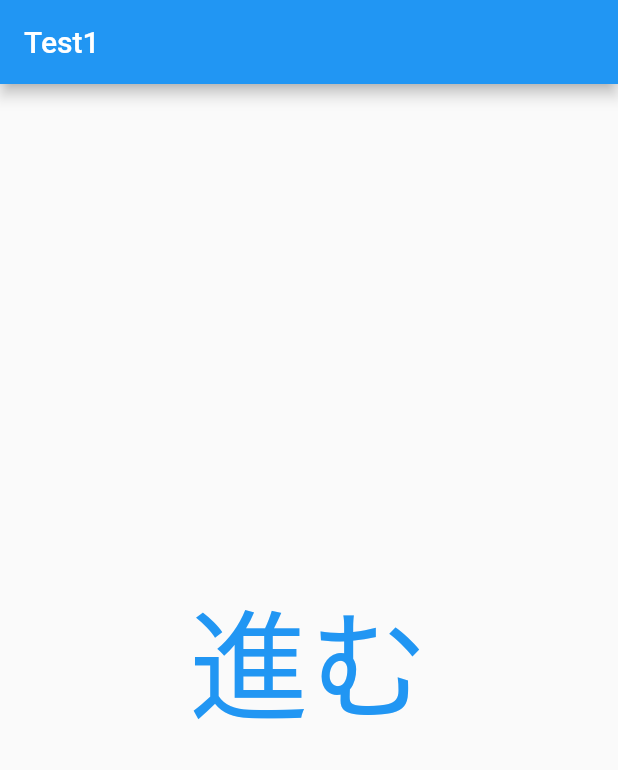
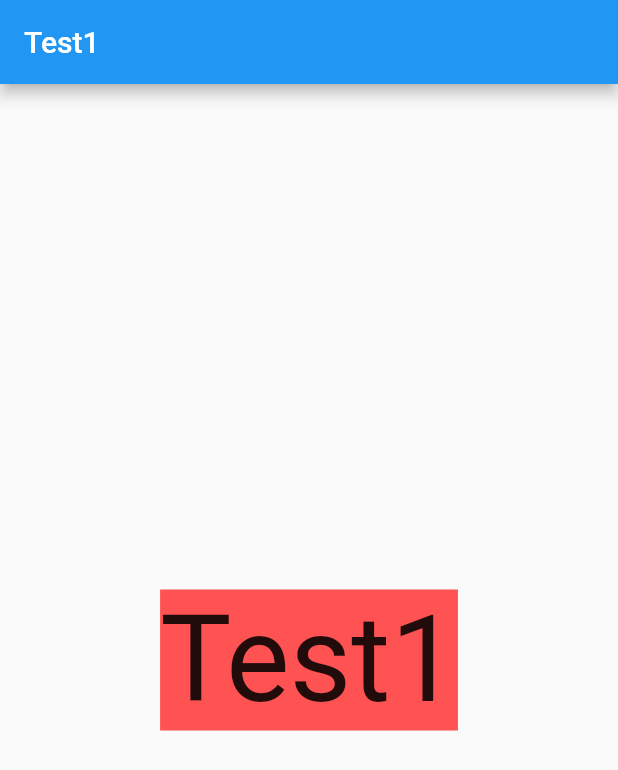
Before and after one commit to zEttOn86/test-flutter, a Flutter app: the screen it shows after launch, on a phone screen of 412 x 824 dp. Shown: the top 770 px of the screen. Run offline on Flutter 3.47's test engine with Material 2 defaults, Android fonts, the phone set to English and light mode, and no system bars.

Commit message:
chapter5

```diff
--- a/lib/TestPage1.dart
+++ b/lib/TestPage1.dart
@@ -9,11 +9,9 @@
         title: Text("Test1"),
       ),
       body: Center(
-        child: TextButton(
-          onPressed: () => {
-            Navigator.of(context).pushNamed("/test2")
-          },
-          child: Text("進む", style: TextStyle(fontSize:80))
+        child: Container(
+          color: Colors.redAccent,
+          child: Text("Test1", style:TextStyle(fontSize: 80))
         ),
       )
     );
--- a/lib/main.dart
+++ b/lib/main.dart
@@ -3,7 +3,7 @@
 import 'package:test_flutter/TestPage1.dart';
 import 'package:test_flutter/TestPage2.dart';
 import 'package:test_flutter/TestPage3.dart';
-
+import 'dart:ui';
 
 void main() {
   runApp(const MyApp());
@@ -21,11 +21,7 @@
         primarySwatch: Colors.blue,
       ),
       home: const MyHomePage(title: 'Flutter Demo Home Page'),
-      routes: {
-        "/test1": (BuildContext context) => TestPage1(),
-        "/test2": (BuildContext context) => TestPage2(),
-        "/test3": (BuildContext context) => TestPage3(),
-      },
+      scrollBehavior: AppScrollBehavior(),
     );
   }
 }
@@ -40,6 +36,32 @@
 }
 
 class _MyHomePageState extends State<MyHomePage> {
+  late PageController _pageController;
+  int _selectedIndex = 0;
+
+  var _pages = [
+    TestPage1(),
+    TestPage2(),
+    TestPage3(),
+  ];
+  @override
+  void initState(){
+    super.initState();
+    _pageController = PageController(initialPage: _selectedIndex);
+  }
+
+  @override
+  void dispose() {
+    super.dispose();
+    _pageController.dispose();
+  }
+
+  void _onPageChanged(int index){
+    setState(() {
+      _selectedIndex = index;
+    });
+  }
+
   @override
   Widget build(BuildContext context) {
     // This method is rerun every time setState is called, for instance as done
@@ -48,6 +70,20 @@
     // The Flutter framework has been optimized to make rerunning build methods
     // fast, so that you can just rebuild anything that needs updating rather
     // than having to individually change instances of widgets.
-    return Scaffold(body: TestPage1());
+    return Scaffold(
+      body: PageView(
+        controller: _pageController,
+        onPageChanged: _onPageChanged,
+        children: _pages,
+      )
+    );
   }
 }
+
+class AppScrollBehavior extends MaterialScrollBehavior {
+  @override
+  Set<PointerDeviceKind> get dragDevices => {
+        PointerDeviceKind.touch,
+        PointerDeviceKind.mouse,
+      };
+}
```
Also changed, not shown: lib/TestPage2.dart (+3 -16 lines), lib/TestPage3.dart (+3 -4 lines).
